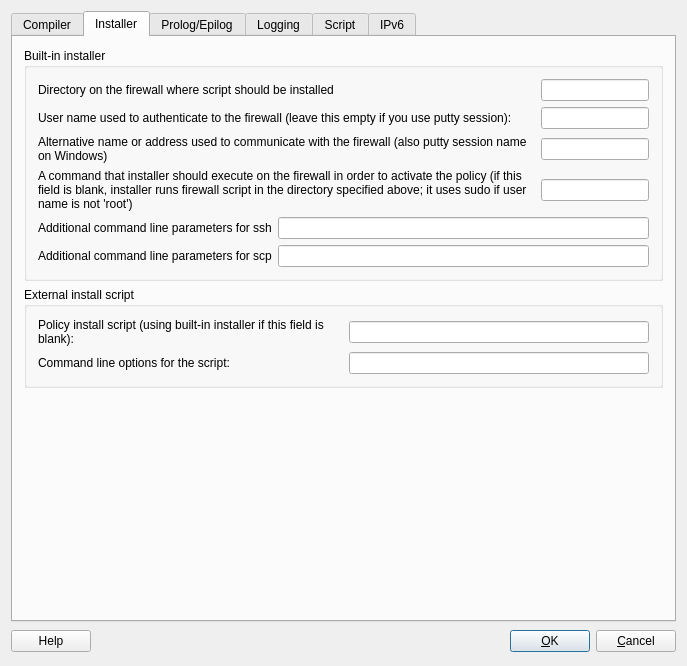
First picture: the form in src/gui/iptadvanceddialog_q.ui, repository fwbuilder/fwbuilder, before the edit.
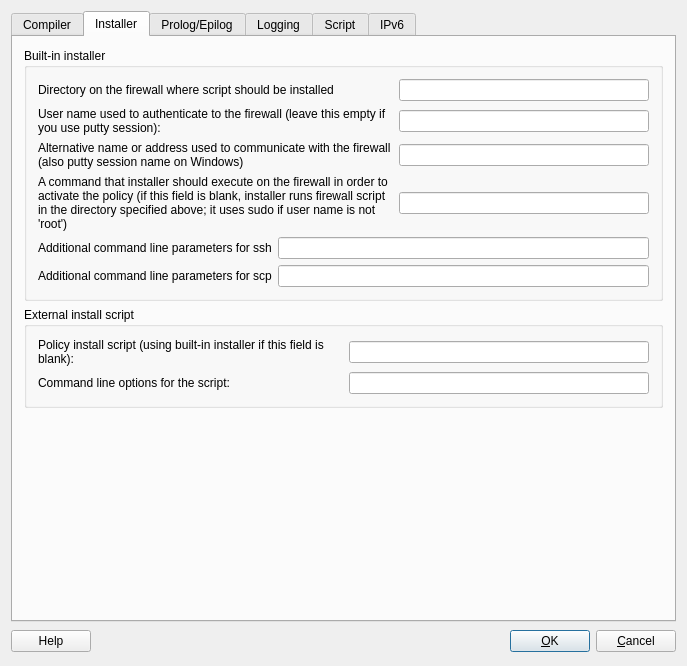
Second picture: the form after the edit. The open tabs and pages were chosen to show the change.

Commit message: * FirewallInstaller.cpp (FirewallInstaller::getDestinationDir): bugfix (bug was introduced in build 768). If user entered alternative activation command in the "installer" tab of the firewall object settings dialog, the program confused it with destination directory and tried to execute incorrect command to copy files to the firewall. This build (770) fixes this problem.

```diff
--- a/src/gui/iptadvanceddialog_q.ui
+++ b/src/gui/iptadvanceddialog_q.ui
@@ -436,6 +436,12 @@
               <verstretch>0</verstretch>
              </sizepolicy>
             </property>
+            <property name="minimumSize" >
+             <size>
+              <width>250</width>
+              <height>0</height>
+             </size>
+            </property>
            </widget>
           </item>
           <item row="1" column="0" >
@@ -459,6 +465,12 @@
               <verstretch>0</verstretch>
              </sizepolicy>
             </property>
+            <property name="minimumSize" >
+             <size>
+              <width>250</width>
+              <height>0</height>
+             </size>
+            </property>
            </widget>
           </item>
           <item row="2" column="0" >
@@ -482,6 +494,12 @@
               <verstretch>0</verstretch>
              </sizepolicy>
             </property>
+            <property name="minimumSize" >
+             <size>
+              <width>250</width>
+              <height>0</height>
+             </size>
+            </property>
            </widget>
           </item>
           <item row="3" column="0" >
@@ -505,6 +523,12 @@
               <verstretch>0</verstretch>
              </sizepolicy>
             </property>
+            <property name="minimumSize" >
+             <size>
+              <width>250</width>
+              <height>0</height>
+             </size>
+            </property>
            </widget>
           </item>
           <item row="4" column="0" colspan="2" >
```
The commit also changes 3 other files.
